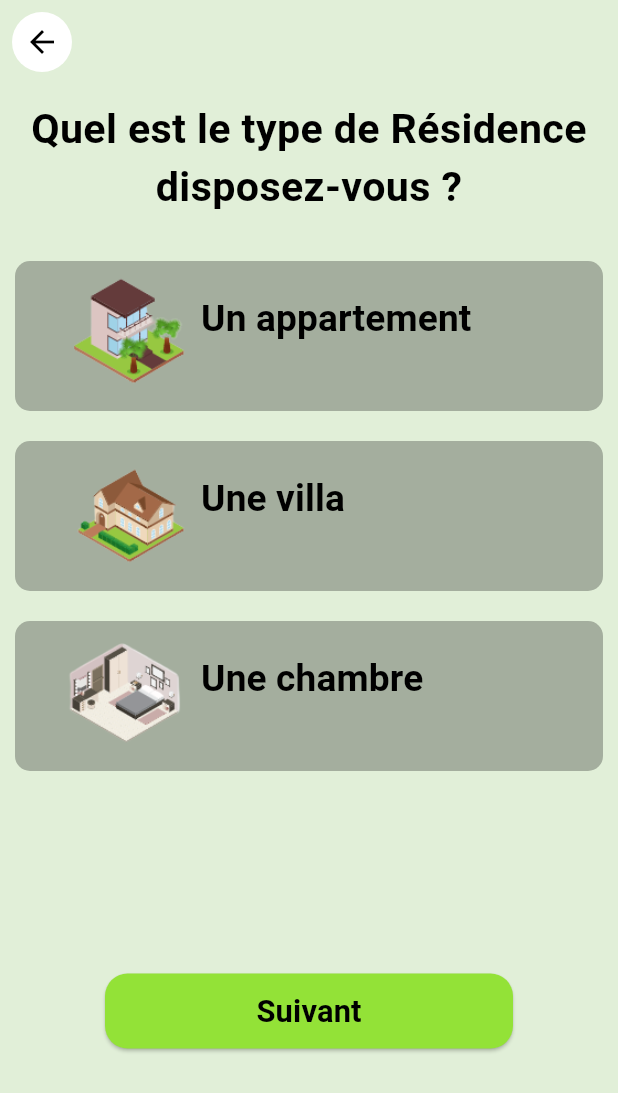
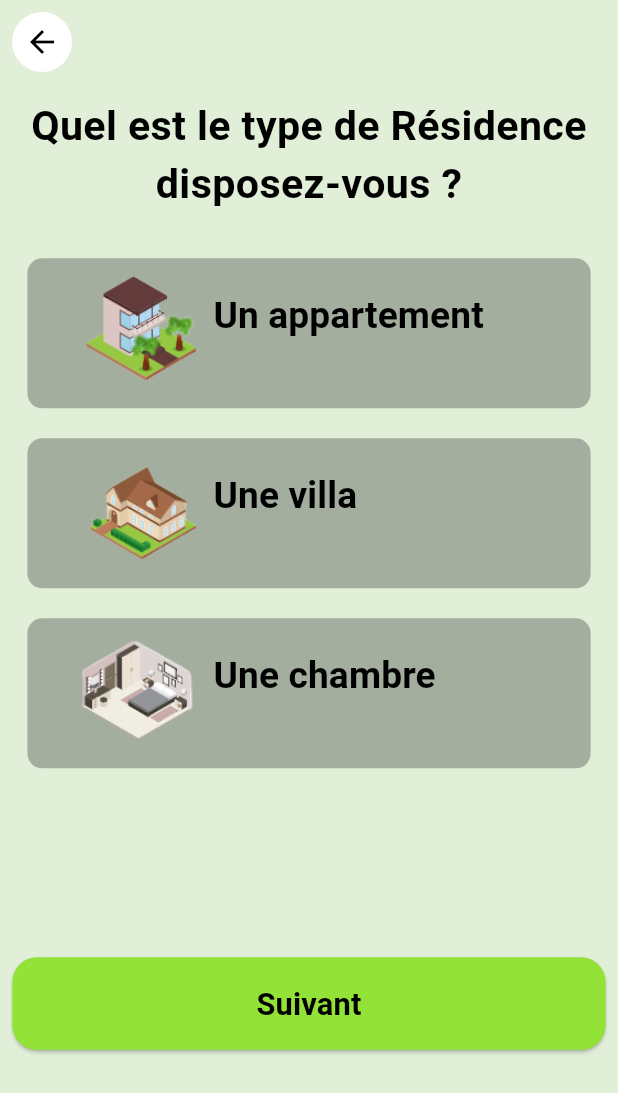
Before and after one commit to opamao/ahio-mobile, a Flutter app: the EspaceScreen screen opened directly, after a tap on "Démarrer", on a phone screen of 412 x 824 dp. Shown: the top 1093 px of the screen. Run offline on Flutter 3.47's test engine with Material 3 defaults, Android fonts, the light colour scheme and no system bars; our stand-ins replace animated_splash_screen, auto_size_text, custom_radio_grouped_button, dotted_border, flutter_map, gap and 11 more; accounts and stored records are empty.

Commit message:
debut register residence

```diff
--- a/lib/screens/menu/screens/home_screen.dart
+++ b/lib/screens/menu/screens/home_screen.dart
@@ -16,9 +16,7 @@ class HomeScreen extends StatefulWidget {
 class _HomeScreenState extends State<HomeScreen> {
 
   int selectedIndex = 0;
-  final Widget _accueil = AccueilScreen(
-    role: const ['proprietaire', 'client'],
-  );
+  final Widget _accueil = AccueilScreen();
 
   final Widget _favoris = const FavorisScreen();
   final Widget _location = const LocationsScreen();
--- a/lib/screens/residence/screens/espace_screen.dart
+++ b/lib/screens/residence/screens/espace_screen.dart
@@ -1,4 +1,6 @@
+import 'package:ahio/widgets/widgets.dart';
 import 'package:flutter/material.dart';
+import 'package:gap/gap.dart';
 import 'package:sizer/sizer.dart';
 
 import '../residence.dart';
@@ -28,11 +30,11 @@ class EspaceScreen extends StatelessWidget {
         ),
       ),
       body: SafeArea(
+        child: Padding(
+          padding: EdgeInsets.all(4.w),
           child: Column(
             children: [
-            Padding(
-              padding: const EdgeInsets.all(15.0),
-              child: Text(
+              Text(
                 "Bienvenue dans l’espace d’ajout\n    de vos residence. ",
                 textAlign: TextAlign.center,
                 style: TextStyle(
@@ -40,9 +42,7 @@ class EspaceScreen extends StatelessWidget {
                   fontSize: 25.sp,
                 ),
               ),
-            ),
-            const SizedBox(height: 25),
-            SizedBox(height: 5.h),
+              const Spacer(),
               Container(
                 alignment: Alignment.center,
                 margin: EdgeInsets.only(left: 10.w, right: 10.w),
@@ -51,34 +51,22 @@ class EspaceScreen extends StatelessWidget {
                 ),
               ),
               const Spacer(),
-            SizedBox(
-              width: 272,
-              height: 50,
-              child: ElevatedButton(
-                  style: ElevatedButton.styleFrom(
-                    backgroundColor: const Color.fromRGBO(147, 226, 55, 1),
-                    shape: RoundedRectangleBorder(
-                      borderRadius: BorderRadius.circular(15.0),
-                    ),
-                  ),
+              SubmitButton(
+                "Démarrer",
                 onPressed: () {
                   Navigator.push(
                     context,
                     MaterialPageRoute(
-                            builder: (context) => const TypeScreen()));
+                      builder: (context) => const TypeScreen(),
+                    ),
+                  );
                 },
-                  child: Text(
-                    "Démarrer",
-                    style: TextStyle(
-                        fontSize: 15.sp,
-                        color: Colors.black,
-                        fontWeight: FontWeight.bold),
-                  )),
               ),
               const Spacer(),
             ],
           ),
         ),
+      ),
     );
   }
 }
--- a/lib/screens/residence/screens/type_screen.dart
+++ b/lib/screens/residence/screens/type_screen.dart
@@ -3,6 +3,8 @@ import 'package:ahio/screens/locator/screens/lacator_screen.dart';
 import 'package:flutter/material.dart';
 import 'package:gap/gap.dart';
 import 'package:sizer/sizer.dart';
+
+import '../../../widgets/widgets.dart';
 
 class TypeScreen extends StatefulWidget {
   const TypeScreen({super.key});
@@ -15,8 +17,8 @@ class _TypeScreenState extends State<TypeScreen> {
   int selected = 0;
   String libelle = "";
 
-  Widget customRadio(String image, String titre, String description,
-      int index) {
+  Widget customRadio(
+      String image, String titre, String description, int index) {
     return OutlinedButton(
       onPressed: () {
         setState(() {
@@ -96,9 +98,10 @@ class _TypeScreenState extends State<TypeScreen> {
       body: SafeArea(
         child: Hero(
           tag: 'type',
+          child: Padding(
+            padding: EdgeInsets.all(2.w),
             child: Column(
               children: [
-              const Gap(10),
                 Text(
                   "Quel est le type de Résidence disposez-vous ?",
                   textAlign: TextAlign.center,
@@ -144,36 +147,32 @@ class _TypeScreenState extends State<TypeScreen> {
                   ),
                 ),
                 const Spacer(),
-              SizedBox(
-                width: 272,
-                height: 50,
-                child: ElevatedButton(
-                  style: ElevatedButton.styleFrom(
-                    backgroundColor: const Color.fromRGBO(147, 226, 55, 1),
-                    shape: RoundedRectangleBorder(
-                      borderRadius: BorderRadius.circular(15.0),
+                SubmitButton(
+                  "Suivant",
+                  onPressed: () {
+                    if (libelle == "") {
+                      ScaffoldMessenger.of(context).showSnackBar(
+                        const SnackBar(
+                          content: Text("Veuillez un type de résidence"),
+                          backgroundColor: Colors.red,
                         ),
+                      );
+                    } else {
+                      Navigator.push(
+                        context,
+                        MaterialPageRoute(
+                          builder: (context) => Maps(type: libelle),
                         ),
-                  onPressed: () {
-                    Navigator.push(context, MaterialPageRoute(
-                      builder: (context) => Maps(type: libelle),
-                    ),);
+                      );
+                    }
                   },
-                  child: Text(
-                    "Suivant",
-                    style: TextStyle(
-                      fontSize: 15.sp,
-                      color: Colors.black,
-                      fontWeight: FontWeight.bold,
-                    ),
-                  ),
-                ),
                 ),
                 const Spacer(),
               ],
             ),
           ),
         ),
+      ),
     );
   }
 }
--- a/lib/themes/colors.dart
+++ b/lib/themes/colors.dart
@@ -4,3 +4,4 @@ Color colorPrimary = const Color(0xFF93E237);
 Color colorWhite = const Color(0xFFFFFFFF);
 Color colorFond = const Color(0xFFFFEFFA);
 Color colorBlack = const Color(0xFF000000);
+Color colorIcon = const Color(0xFF475269);
```
Also changed, not shown: lib/screens/accueil/screens/accueil_screen.dart (+34 -20 lines), lib/screens/locator/screens/lacator_screen.dart (+28 -30 lines), lib/screens/login/screens/login_screen.dart (+33 -8 lines), lib/widgets/homeApbar.dart (+16 -13 lines). Lines whose indentation alone changed are shown as unchanged.
